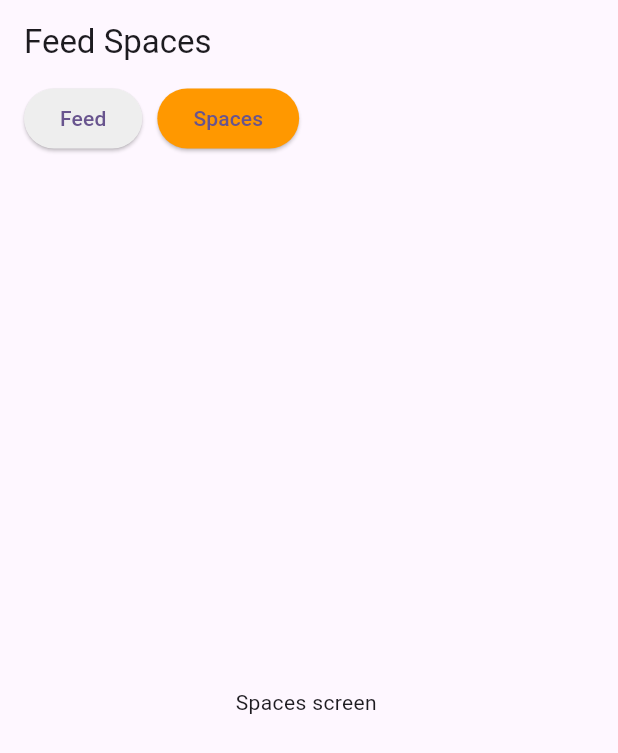
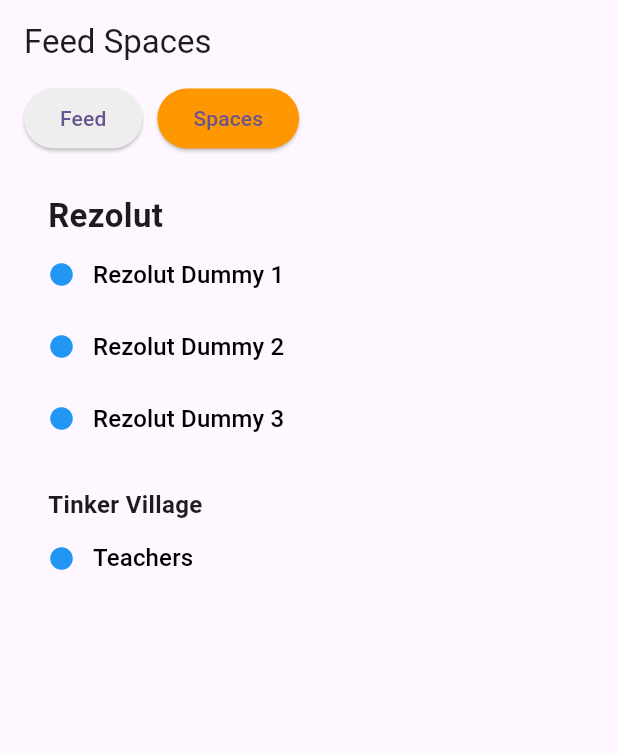
Before and after one commit to Durgesh9M/feed-spaces, a Flutter app: the screen it shows after launch, after a tap on "Spaces", on a phone screen of 412 x 824 dp. Shown: the top 753 px of the screen. Run offline on Flutter 3.47's test engine with Material 3 defaults, Android fonts, the phone set to English and light mode, and no system bars; our stand-ins replace bloc, flutter_bloc.

Commit message:
spaces screen added

```diff
--- a/lib/features/feed_spaces/bloc/feed_spaces_bloc.dart
+++ b/lib/features/feed_spaces/bloc/feed_spaces_bloc.dart
@@ -15,7 +15,7 @@ class FeedSpacesBloc extends Bloc<FeedSpacesEvent, FeedSpacesState> {
       TabChangeEvent event, Emitter<FeedSpacesState> emit) async {
     try {
       selectedTabIndex = event.index;
-      emit(TabSelectedIndex(currentIndex: selectedTabIndex));
+      emit(TabSelectedIndex());
     } on Exception catch (e) {
       print(e);
     }
--- a/lib/features/feed_spaces/bloc/feed_spaces_state.dart
+++ b/lib/features/feed_spaces/bloc/feed_spaces_state.dart
@@ -6,7 +6,7 @@ sealed class FeedSpacesState {}
 final class FeedSpacesInitial extends FeedSpacesState {}
 
 class TabSelectedIndex extends FeedSpacesState {
-  final int currentIndex;
+  // final int currentIndex;
 
-  TabSelectedIndex({required this.currentIndex});
+  // TabSelectedIndex({});
 }
--- a/lib/features/feed_spaces/ui/feed_spaces_screen.dart
+++ b/lib/features/feed_spaces/ui/feed_spaces_screen.dart
@@ -1,8 +1,9 @@
 import 'package:feed_spaces/features/feed_spaces/bloc/feed_spaces_bloc.dart';
-import 'package:feed_spaces/features/feed_spaces/ui/widgets/feed_screen.dart';
 import 'package:feed_spaces/features/feed_spaces/ui/widgets/spaces_screen.dart';
 import 'package:flutter/material.dart';
 import 'package:flutter_bloc/flutter_bloc.dart';
+
+import 'widgets/feed_screen.dart';
 
 class FeedSpacesScreen extends StatefulWidget {
   const FeedSpacesScreen({super.key});
--- a/lib/features/feed_spaces/ui/widgets/spaces_screen.dart
+++ b/lib/features/feed_spaces/ui/widgets/spaces_screen.dart
@@ -10,8 +10,65 @@ class SpacesScreen extends StatefulWidget {
 class _SpacesScreenState extends State<SpacesScreen> {
   @override
   Widget build(BuildContext context) {
-    return Center(
-      child: Text('Spaces screen '),
+    return Scaffold(
+      body: Container(
+        // color: Colors.red,
+        padding: EdgeInsets.all(16.0),
+        child: Column(
+          crossAxisAlignment: CrossAxisAlignment.start,
+          children: [
+            Text("Rezolut",
+            style: TextStyle(fontSize: 22.0,
+            fontWeight: FontWeight.bold),),
+            Row(
+              children: [
+                Icon(Icons.circle, color: Colors.blue,
+                size: 18.0,),
+                TextButton(onPressed: (){},
+                    child: Text("Rezolut Dummy 1" , style: TextStyle(
+                      color: Colors.black,
+                      fontSize: 16.0,
+                    ),)),
+              ],
+            ),
+            Row(
+              children: [
+                Icon(Icons.circle, color: Colors.blue, size: 18.0,),
+                TextButton(onPressed: (){},
+                    child: Text("Rezolut Dummy 2" , style: TextStyle(
+                      color: Colors.black,
+                      fontSize: 16.0,
+                    ),)),
+              ],
+            ),
+            Row(
+              children: [
+                Icon(Icons.circle, color: Colors.blue, size: 18.0,),
+                TextButton(onPressed: (){},
+                    child: Text("Rezolut Dummy 3" , style: TextStyle(
+                      color: Colors.black,
+                      fontSize: 16.0,
+                    ),)),
+              ],
+            ),
+            SizedBox(height: 22.0,),
+            Text("Tinker Village",
+              style: TextStyle(fontSize: 16.0,
+                  fontWeight: FontWeight.bold),),
+
+            Row(
+              children: [
+                Icon(Icons.circle, color: Colors.blue, size: 18.0,),
+                TextButton(onPressed: (){},
+                    child: Text("Teachers", style: TextStyle(
+                      color: Colors.black,
+                      fontSize: 16.0,
+                    ),)),
+              ],
+            ),
+          ],
+        ),
+      ),
     );
   }
 }
```
